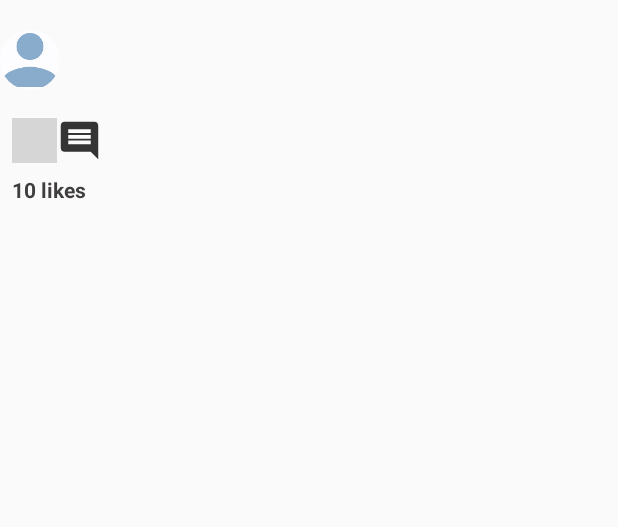
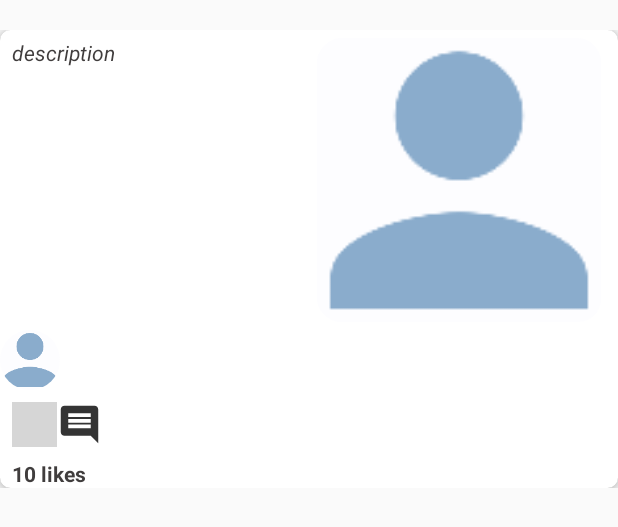
Before and after one commit to healthmate/HealthMateClient, an Android app: the layout post_item.xml on its own in the app's theme, with its tools: preview values and no code run, on a phone screen of 412 x 824 dp. Shown: the top 527 px of the screen. Run offline under Robolectric (Android 15) with nearby library versions, the phone set to English and light mode, and no system bars; grey boxes are pictures that could not be loaded.

Commit message:
bug fixed

```diff
--- a/app/src/main/AndroidManifest.xml
+++ b/app/src/main/AndroidManifest.xml
@@ -1,10 +1,12 @@
 <?xml version="1.0" encoding="utf-8"?>
 <manifest xmlns:android="http://schemas.android.com/apk/res/android"
+    xmlns:tools="http://schemas.android.com/tools"
     package="com.healthmate.client">
 
     <uses-permission android:name="android.permission.INTERNET" />
     <uses-permission android:name="android.permission.READ_EXTERNAL_STORAGE" />
     <uses-permission android:name="android.permission.WRITE_EXTERNAL_STORAGE" />
+
 
     <application
         android:allowBackup="true"
@@ -41,6 +43,8 @@
             android:name=".Community.OtherProfile"
             android:label="@string/title_activity_other_profile"
             android:theme="@style/AppTheme" />
+        <activity android:name=".Activities.Activities"></activity>
+
     </application>
 
 </manifest>
--- a/app/src/main/java/com/healthmate/client/Auth/LogIn.java
+++ b/app/src/main/java/com/healthmate/client/Auth/LogIn.java
@@ -171,6 +171,7 @@ public class LogIn extends AppCompatActivity {
                SharedPreferences.Editor editor = getSharedPreferences(MY_PREFS_NAME,MODE_PRIVATE).edit();
                editor.putString("login","true");
                editor.putString("token",auth_token);
+               editor.putInt("steps", 0);
                editor.putString("profile_username",status);
 
                Log.e("username", status);
--- a/app/src/main/java/com/healthmate/client/Community/Post.java
+++ b/app/src/main/java/com/healthmate/client/Community/Post.java
@@ -261,6 +261,7 @@ public class Post extends AppCompatActivity {
         protected void onPostExecute(JSONObject s) {
             progressBar.setVisibility(View.GONE);
             getWindow().clearFlags(WindowManager.LayoutParams.FLAG_NOT_TOUCHABLE);
+            if(s != null){
                 try {
                     message = s.getString("message");
                     status = s.getString("status");
@@ -270,6 +271,11 @@ public class Post extends AppCompatActivity {
                 } catch (JSONException e) {
                     e.printStackTrace();
                 }
+            }
+            else{
+                Toast.makeText(getApplicationContext(),"Post not successful",Toast.LENGTH_LONG).show();
+            }
+
 
         }
     }
--- a/app/src/main/java/com/healthmate/client/MainActivity.java
+++ b/app/src/main/java/com/healthmate/client/MainActivity.java
@@ -8,6 +8,7 @@ import android.support.v7.app.AppCompatActivity;
 import android.view.MenuItem;
 import android.widget.TextView;
 
+import com.healthmate.client.Activities.Activities;
 import com.healthmate.client.Community.Community;
 
 public class MainActivity extends AppCompatActivity {
@@ -28,7 +29,7 @@ public class MainActivity extends AppCompatActivity {
                     break;
                 case R.id.navigation_dashboard:
                     //mTextMessage.setText(R.string.title_dashboard);
-                    //selectedFragment = new MainActivity();
+                    selectedFragment = new Activities();
                     break;
                 case R.id.navigation_notifications:
                     //mTextMessage.setText(R.string.title_notifications);
--- a/app/src/main/java/com/healthmate/client/Objects/PostAdapter.java
+++ b/app/src/main/java/com/healthmate/client/Objects/PostAdapter.java
@@ -94,7 +94,7 @@ public class PostAdapter extends RecyclerView.Adapter<PostAdapter.ViewHolder> {
             viewHolder.description.setVisibility(View.GONE);
         } else {
             viewHolder.description.setVisibility(View.VISIBLE);
-            viewHolder.description.setText(postObject.getDescription());
+            viewHolder.description.setText('"'+postObject.getDescription()+'"');
         }
 
         SharedPreferences prefs = mContext.getSharedPreferences(MY_PREFS_NAME,MODE_PRIVATE);
--- a/app/src/main/res/layout/post_item.xml
+++ b/app/src/main/res/layout/post_item.xml
@@ -4,13 +4,59 @@
     xmlns:tools="http://schemas.android.com/tools"
     android:layout_width="match_parent"
     android:layout_height="wrap_content"
-    android:paddingTop="20dp"
-    >
+    xmlns:card_view="http://schemas.android.com/apk/res-auto"
+    android:paddingTop="20dp">
+
+    <android.support.v7.widget.CardView
+    android:layout_width="match_parent"
+    android:layout_height="wrap_content"
+    card_view:cardElevation="5dp"
+    app:cardCornerRadius="7dp">
 
     <LinearLayout
         android:layout_width="match_parent"
         android:layout_height="wrap_content"
         android:orientation="vertical">
+
+
+        <RelativeLayout
+            android:layout_width="match_parent"
+            android:layout_height="wrap_content"
+            android:orientation="horizontal">
+
+            <LinearLayout
+                android:layout_width="200dp"
+                android:layout_height="200dp"
+                android:orientation="horizontal"
+                android:id="@+id/desc_layout">
+                <TextView
+                    android:layout_width="wrap_content"
+                    android:layout_height="wrap_content"
+                    android:layout_marginStart="8dp"
+                    android:layout_marginTop="5dp"
+                    android:id="@+id/display_description"
+                    android:layout_marginRight="20dp"
+                    android:text="description"
+
+                    android:textColor="@color/black"
+                    android:layout_marginLeft="8dp"
+                    android:textStyle="italic"
+                    />
+
+            </LinearLayout>
+
+
+            <ImageView
+                android:layout_width="200dp"
+                android:layout_height="200dp"
+                android:padding="5dp"
+                android:id="@+id/post_image"
+                android:src="@mipmap/user_image"
+                android:layout_alignParentRight="true"
+                android:layout_alignParentEnd="true"
+                android:layout_toRightOf="@+id/desc_layout"/>
+
+        </RelativeLayout>
 
         <LinearLayout
             android:layout_width="wrap_content"
@@ -35,14 +81,6 @@
                 android:paddingLeft="5dp"/>
 
         </LinearLayout>
-
-        <ImageView
-            android:layout_width="match_parent"
-            android:layout_height="wrap_content"
-            android:padding="5dp"
-            android:id="@+id/post_image"
-
-            />
 
         <RelativeLayout
             android:layout_width="match_parent"
@@ -80,26 +118,10 @@
             android:textStyle="bold"
             />
 
-        <LinearLayout
-            android:layout_width="wrap_content"
-            android:layout_height="wrap_content"
-            android:orientation="horizontal">
-            <TextView
-                android:layout_width="wrap_content"
-                android:layout_height="wrap_content"
-                android:layout_marginStart="8dp"
-                android:layout_marginTop="5dp"
-                android:id="@+id/display_description"
-                android:layout_marginRight="20dp"
-                android:text=""
 
-                android:textColor="@color/black"
-                android:layout_marginLeft="8dp"
-                android:textStyle="italic"
-                />
-
-        </LinearLayout>
 
     </LinearLayout>
+</android.support.v7.widget.CardView>
+
 
 </RelativeLayout>
--- a/build.gradle
+++ b/build.gradle
@@ -13,6 +13,7 @@ buildscript {
         // NOTE: Do not place your application dependencies here; they belong
         // in the individual module build.gradle files
         classpath 'com.google.gms:google-services:3.1.1'
+
     }
 }
 
@@ -20,6 +21,8 @@ allprojects {
     repositories {
         google()
         jcenter()
+
+        maven { url 'https://jitpack.io' }
     }
 }
 
```
Also changed, not shown: app/build.gradle (+9 -1 lines), app/src/main/java/com/healthmate/client/Activities/Activities.java (added, +167 -0 lines), app/src/main/java/com/healthmate/client/Activities/SensorFilter.java (added, +47 -0 lines), app/src/main/java/com/healthmate/client/Activities/StepDetector.java (added, +65 -0 lines), app/src/main/java/com/healthmate/client/Activities/StepListener.java (added, +8 -0 lines), app/src/main/res/drawable/custom_text.xml (added, +29 -0 lines), app/src/main/res/layout/activity_activities.xml (added, +60 -0 lines). Lines whose indentation alone changed are shown as unchanged.
